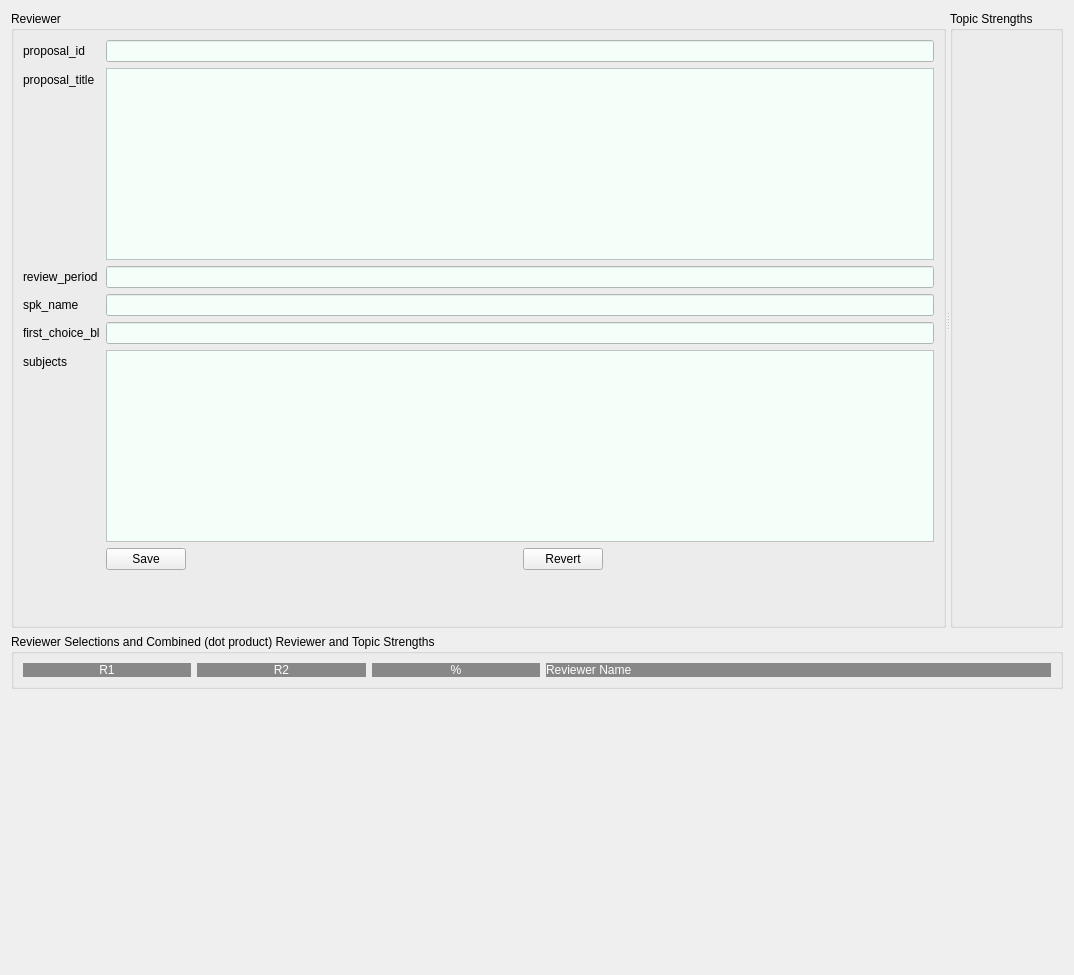
Above: src/Assign_GUP/resources/proposal_details.ui from prjemian/assign_gup before the change. Below: the same form after it.
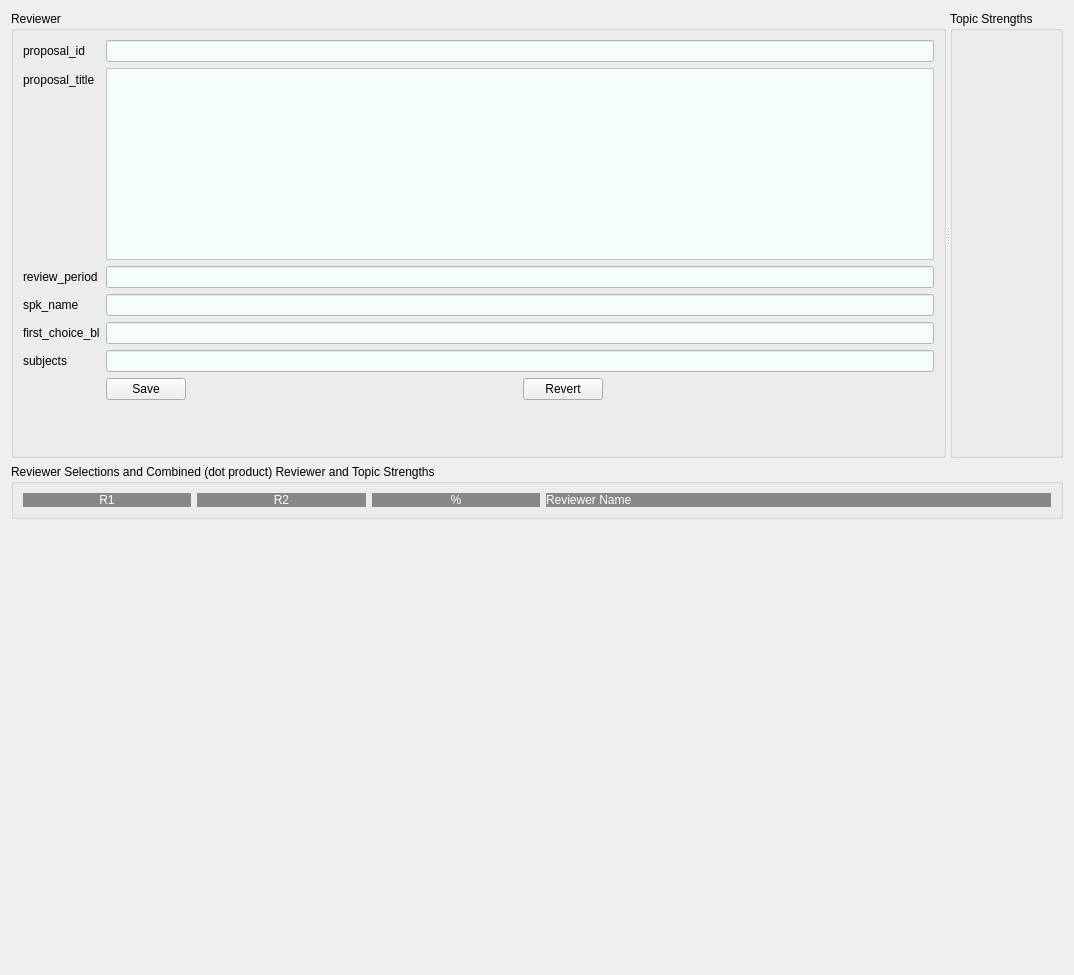
That is the form after the change.

Diff of the .ui file:
```diff
--- a/src/Assign_GUP/resources/proposal_details.ui
+++ b/src/Assign_GUP/resources/proposal_details.ui
@@ -85,21 +85,12 @@
       <bool>false</bool>
      </property>
      <widget class="QGroupBox" name="reviewer_box">
-      <property name="sizePolicy">
-       <sizepolicy hsizetype="Preferred" vsizetype="Preferred">
-        <horstretch>0</horstretch>
-        <verstretch>0</verstretch>
-       </sizepolicy>
-      </property>
       <property name="title">
        <string>Reviewer</string>
       </property>
       <layout class="QGridLayout" name="gridLayout_2">
        <item row="0" column="0">
         <layout class="QFormLayout" name="formLayout">
-         <property name="fieldGrowthPolicy">
-          <enum>QFormLayout::AllNonFixedFieldsGrow</enum>
-         </property>
          <item row="0" column="0">
           <widget class="QLabel" name="label">
            <property name="text">
@@ -253,16 +244,10 @@
           </widget>
          </item>
          <item row="5" column="1">
-          <widget class="QPlainTextEdit" name="subjects">
+          <widget class="QLineEdit" name="subjects">
            <property name="styleSheet">
             <string notr="true">background: #F5FFFA</string>
            </property>
-           <property name="plainText">
-            <string/>
-           </property>
-           <property name="textInteractionFlags">
-            <set>Qt::TextSelectableByKeyboard|Qt::TextSelectableByMouse</set>
-           </property>
           </widget>
          </item>
         </layout>
```
